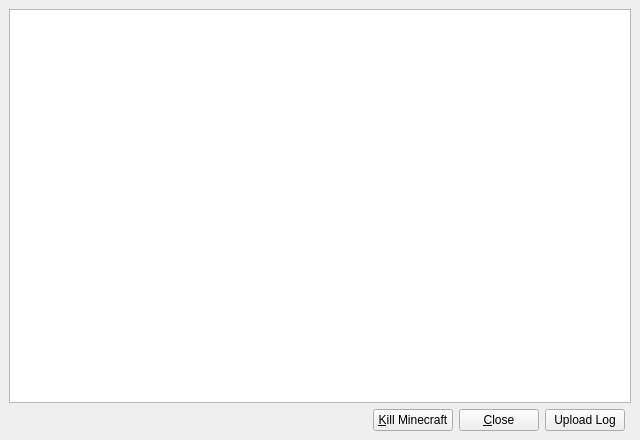
Old version of the form gui/ConsoleWindow.ui in the repository FreesmTeam/FreesmLauncher.
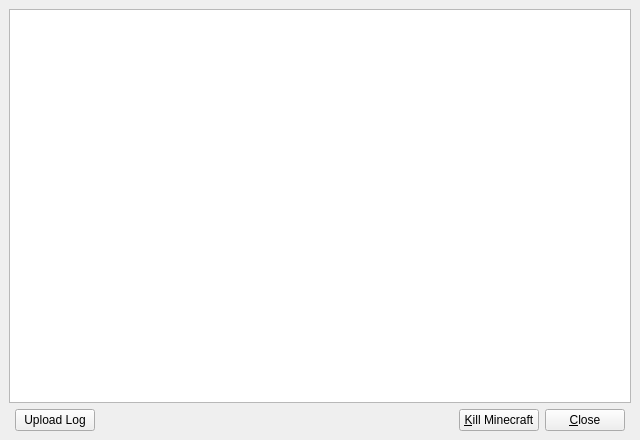
New version of the form.

Commit message:
Move pastebin button on the console window to the left
It's been there before, it's there now :D

```diff
--- a/gui/ConsoleWindow.ui
+++ b/gui/ConsoleWindow.ui
@@ -47,6 +47,13 @@
       <property name="rightMargin">
        <number>6</number>
       </property>
+      <item>
+       <widget class="QPushButton" name="btnPaste">
+        <property name="text">
+         <string>Upload Log</string>
+        </property>
+       </widget>
+      </item>
       <item>
        <spacer name="horizontalSpacer">
         <property name="orientation">
@@ -74,13 +81,6 @@
         </property>
        </widget>
       </item>
-      <item>
-       <widget class="QPushButton" name="btnPaste">
-        <property name="text">
-         <string>Upload Log</string>
-        </property>
-       </widget>
-      </item>
      </layout>
     </item>
    </layout>
```
